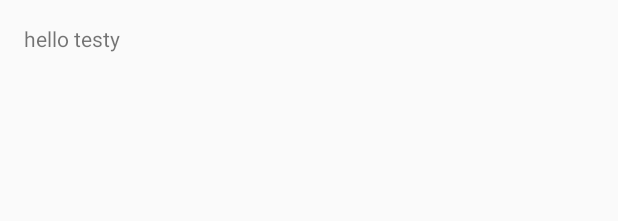
After one commit to hypesystem/ShowNotifications-app, an Android app: the layout activity_notification_details.xml on its own in the app's theme, with its tools: preview values and no code run, on a phone screen of 412 x 824 dp. The commit adds this screen. Shown: the top 221 px of the screen. Run offline under Robolectric (Android 15) with nearby library versions, the phone set to English and light mode, and no system bars.

Commit message:
Create a new activity, go to it when an item is clicked

```diff
--- a/app/src/main/AndroidManifest.xml
+++ b/app/src/main/AndroidManifest.xml
@@ -52,7 +52,9 @@
         </service>
         <service
             android:name=".RegistrationIntentService"
-            android:exported="false"></service>
+            android:exported="false" />
+
+        <activity android:name=".NotificationDetailsActivity"></activity>
     </application>
 
 </manifest>
--- a/app/src/main/java/dk/deranged/shownotifications/ListActivity.java
+++ b/app/src/main/java/dk/deranged/shownotifications/ListActivity.java
@@ -57,7 +57,9 @@ public class ListActivity extends ActionBarActivity {
             @Override
             public void onItemClick(AdapterView<?> parent, View view, int position, long id) {
                 JSONObject item = (JSONObject) listView.getItemAtPosition(position);
-                Log.d("shownotifications", "Clicked " + item);
+                Log.d("shownotifications", "Going to view details for " + item);
+                Intent viewDetailsIntent = new Intent(getApplicationContext(), NotificationDetailsActivity.class);
+                startActivity(viewDetailsIntent);
             }
         });
     }
--- /dev/null
+++ b/app/src/main/res/layout/activity_notification_details.xml
@@ -0,0 +1,18 @@
+<?xml version="1.0" encoding="utf-8"?>
+<RelativeLayout
+    xmlns:android="http://schemas.android.com/apk/res/android"
+    xmlns:tools="http://schemas.android.com/tools"
+    android:layout_width="match_parent"
+    android:layout_height="match_parent"
+    android:paddingBottom="@dimen/activity_vertical_margin"
+    android:paddingLeft="@dimen/activity_horizontal_margin"
+    android:paddingRight="@dimen/activity_horizontal_margin"
+    android:paddingTop="@dimen/activity_vertical_margin"
+    tools:context="dk.deranged.shownotifications.NotificationDetailsActivity">
+
+    <TextView
+        android:layout_width="match_parent"
+        android:layout_height="wrap_content"
+        android:text="hello testy" />
+
+</RelativeLayout>
```
Also changed, not shown: app/src/main/java/dk/deranged/shownotifications/NotificationDetailsActivity.java (added, +14 -0 lines).
